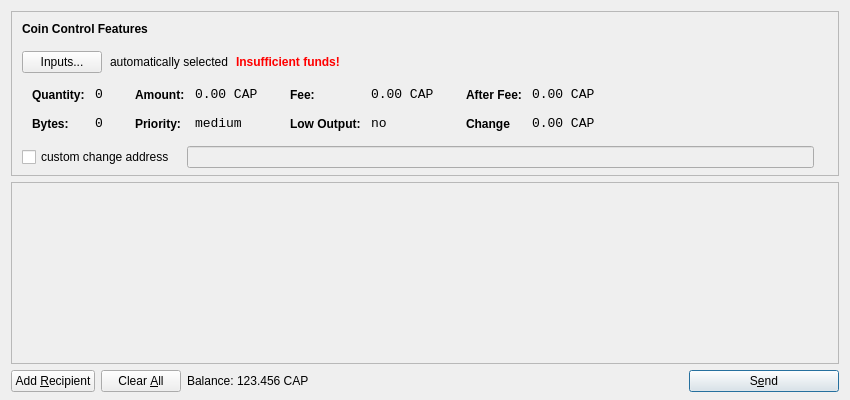
The window that src/qt/forms/sendcoinsdialog.ui (Capricoinofficial/Capricoin) describes before a commit, drawn with Qt 5.
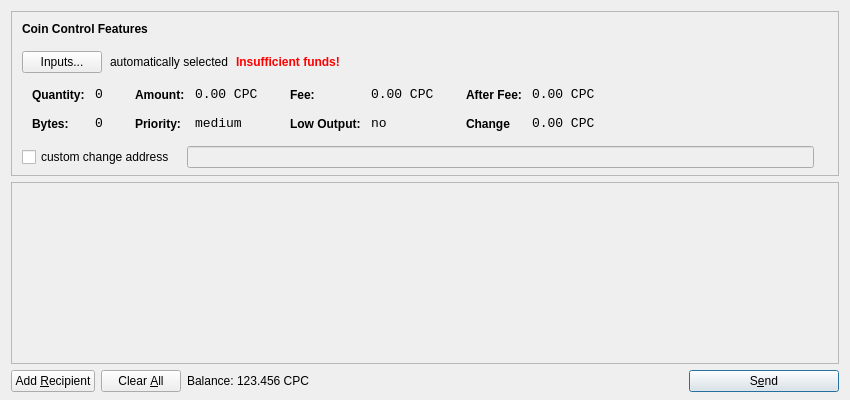
The same window after the commit. Icons and pictures are not drawn.

Diff of the .ui file:
```diff
--- a/src/qt/forms/sendcoinsdialog.ui
+++ b/src/qt/forms/sendcoinsdialog.ui
@@ -321,7 +321,7 @@
                   <enum>Qt::ActionsContextMenu</enum>
                  </property>
                  <property name="text">
-                  <string>0.00 CAP</string>
+                  <string>0.00 CPC</string>
                  </property>
                  <property name="textInteractionFlags">
                   <set>Qt::LinksAccessibleByMouse|Qt::TextSelectableByKeyboard|Qt::TextSelectableByMouse</set>
@@ -407,7 +407,7 @@
                   <enum>Qt::ActionsContextMenu</enum>
                  </property>
                  <property name="text">
-                  <string>0.00 CAP</string>
+                  <string>0.00 CPC</string>
                  </property>
                  <property name="textInteractionFlags">
                   <set>Qt::LinksAccessibleByMouse|Qt::TextSelectableByKeyboard|Qt::TextSelectableByMouse</set>
@@ -493,7 +493,7 @@
                   <enum>Qt::ActionsContextMenu</enum>
                  </property>
                  <property name="text">
-                  <string>0.00 CAP</string>
+                  <string>0.00 CPC</string>
                  </property>
                  <property name="textInteractionFlags">
                   <set>Qt::LinksAccessibleByMouse|Qt::TextSelectableByKeyboard|Qt::TextSelectableByMouse</set>
@@ -525,7 +525,7 @@
                   <enum>Qt::ActionsContextMenu</enum>
                  </property>
                  <property name="text">
-                  <string>0.00 CAP</string>
+                  <string>0.00 CPC</string>
                  </property>
                  <property name="textInteractionFlags">
                   <set>Qt::LinksAccessibleByMouse|Qt::TextSelectableByKeyboard|Qt::TextSelectableByMouse</set>
@@ -732,7 +732,7 @@
           <cursorShape>IBeamCursor</cursorShape>
          </property>
          <property name="text">
-          <string>123.456 CAP</string>
+          <string>123.456 CPC</string>
          </property>
          <property name="textInteractionFlags">
           <set>Qt::LinksAccessibleByMouse|Qt::TextSelectableByKeyboard|Qt::TextSelectableByMouse</set>
```
